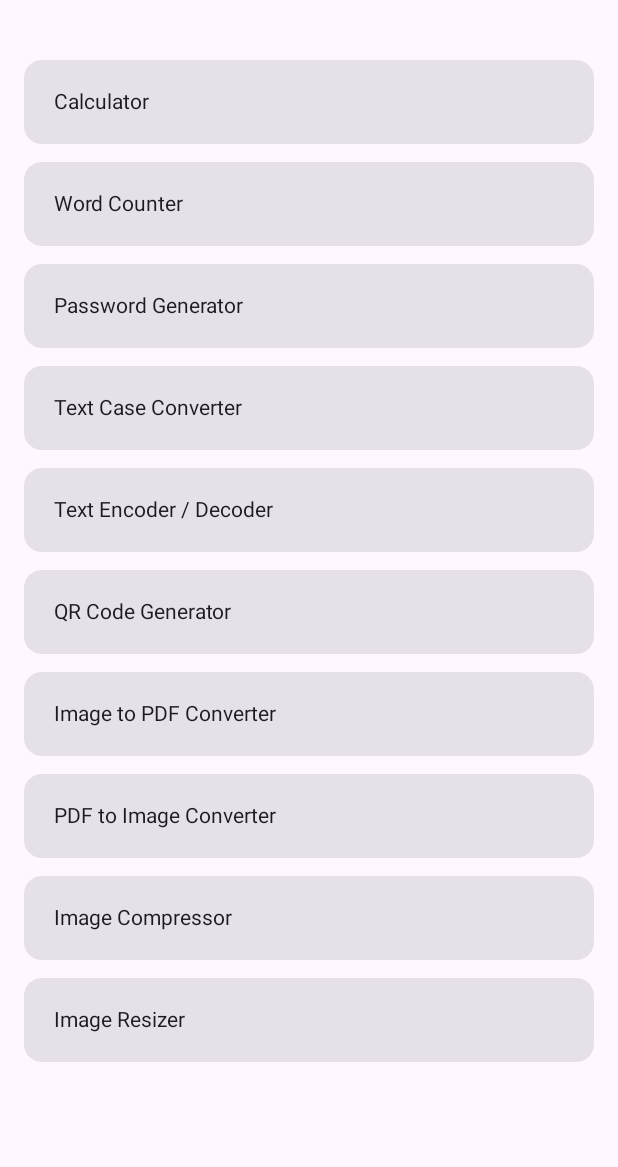
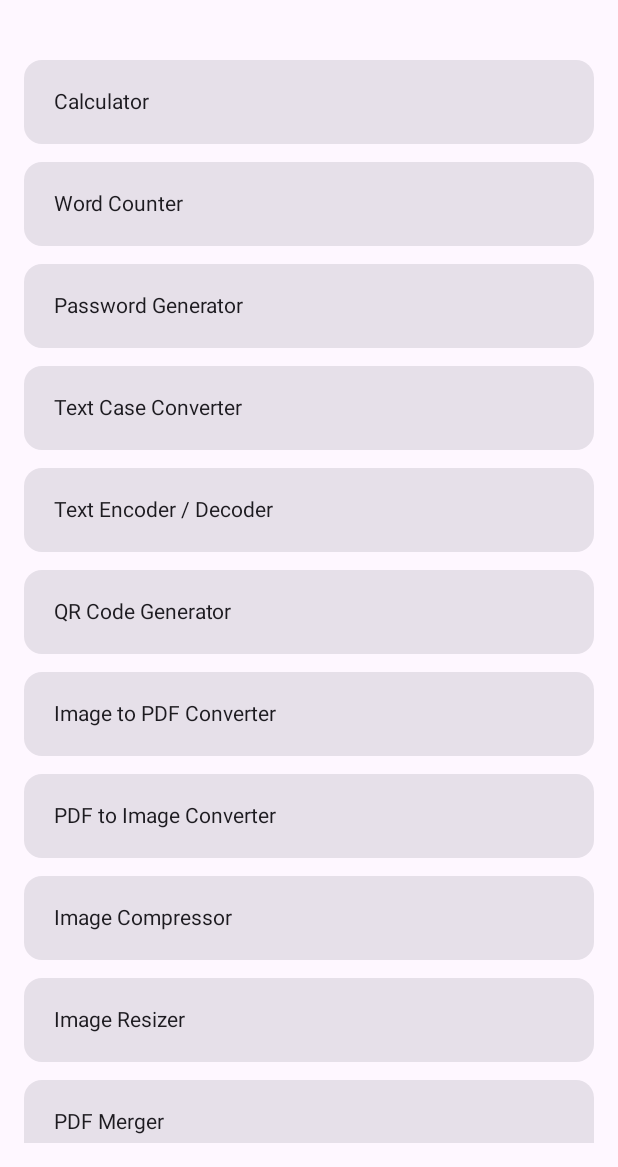
Before and after one commit to kunjamharish43-png/KaamigoX, an Android app built with Jetpack Compose: the composable KaamigoApp shown on its own in the app's theme, on a phone screen of 412 x 824 dp, the part 69-1236 px from its top. Run offline under Robolectric (Android 15) with nearby library versions, the phone set to English and light mode, and no system bars.

Commit message:
Add PDF Merger tool to MainActivity

```diff
--- a/app/src/main/java/com/kaamigox/app/MainActivity.kt
+++ b/app/src/main/java/com/kaamigox/app/MainActivity.kt
@@ -45,7 +45,8 @@ fun KaamigoApp() {
         "Image to PDF Converter",
         "PDF to Image Converter",
         "Image Compressor",
-        "Image Resizer"
+        "Image Resizer",
+        "PDF Merger"
     )
 
     Scaffold(
@@ -88,6 +89,7 @@ fun KaamigoApp() {
                 "PDF to Image Converter" -> PdfToImageTool()
                 "Image Compressor" -> ImageCompressorTool()
                 "Image Resizer" -> ImageResizerTool()
+                "PDF Merger" -> PdfMergerTool()
 
                 else -> {
                     LazyColumn(
```
